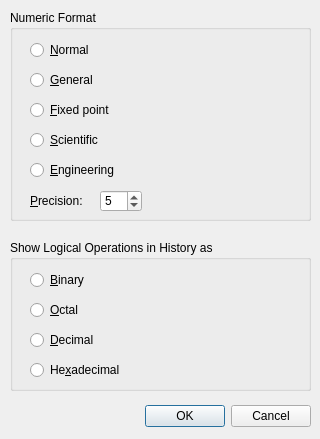
Above: vicalc/ui/num_format_dialog.ui from Kudaschov/ViCalc before the change. Below: the same form after it.
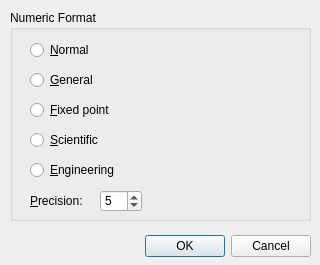
That is the form after the change.

What changed in the file:
```diff
--- a/vicalc/ui/num_format_dialog.ui
+++ b/vicalc/ui/num_format_dialog.ui
@@ -7,7 +7,7 @@
     <x>0</x>
     <y>0</y>
     <width>320</width>
-    <height>439</height>
+    <height>265</height>
    </rect>
   </property>
   <property name="windowTitle">
@@ -17,7 +17,7 @@
    <property name="geometry">
     <rect>
      <x>10</x>
-     <y>400</y>
+     <y>230</y>
      <width>301</width>
      <height>32</height>
     </rect>
@@ -142,74 +142,6 @@
     </property>
    </widget>
   </widget>
-  <widget class="QGroupBox" name="groupBox_2">
-   <property name="geometry">
-    <rect>
-     <x>10</x>
-     <y>240</y>
-     <width>301</width>
-     <height>151</height>
-    </rect>
-   </property>
-   <property name="locale">
-    <locale language="English" country="Germany"/>
-   </property>
-   <property name="title">
-    <string>Show Logical Operations in History as</string>
-   </property>
-   <widget class="QRadioButton" name="binaryRadioButton">
-    <property name="geometry">
-     <rect>
-      <x>20</x>
-      <y>30</y>
-      <width>89</width>
-      <height>20</height>
-     </rect>
-    </property>
-    <property name="text">
-     <string>&amp;Binary</string>
-    </property>
-   </widget>
-   <widget class="QRadioButton" name="octalRadioButton">
-    <property name="geometry">
-     <rect>
-      <x>20</x>
-      <y>60</y>
-      <width>89</width>
-      <height>20</height>
-     </rect>
-    </property>
-    <property name="text">
-     <string>&amp;Octal</string>
-    </property>
-   </widget>
-   <widget class="QRadioButton" name="decimalRadioButton">
-    <property name="geometry">
-     <rect>
-      <x>20</x>
-      <y>90</y>
-      <width>89</width>
-      <height>20</height>
-     </rect>
-    </property>
-    <property name="text">
-     <string>&amp;Decimal</string>
-    </property>
-   </widget>
-   <widget class="QRadioButton" name="hexadecimalRadioButton">
-    <property name="geometry">
-     <rect>
-      <x>20</x>
-      <y>120</y>
-      <width>89</width>
-      <height>20</height>
-     </rect>
-    </property>
-    <property name="text">
-     <string>He&amp;xadecimal</string>
-    </property>
-   </widget>
-  </widget>
  </widget>
  <resources/>
  <connections>
```
